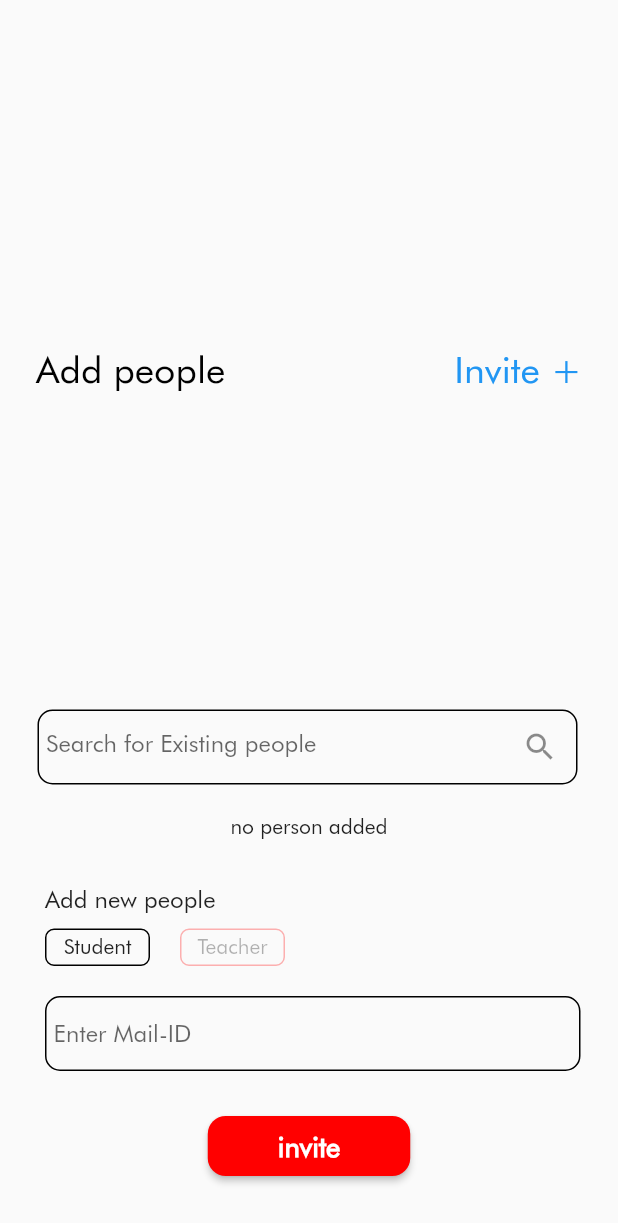
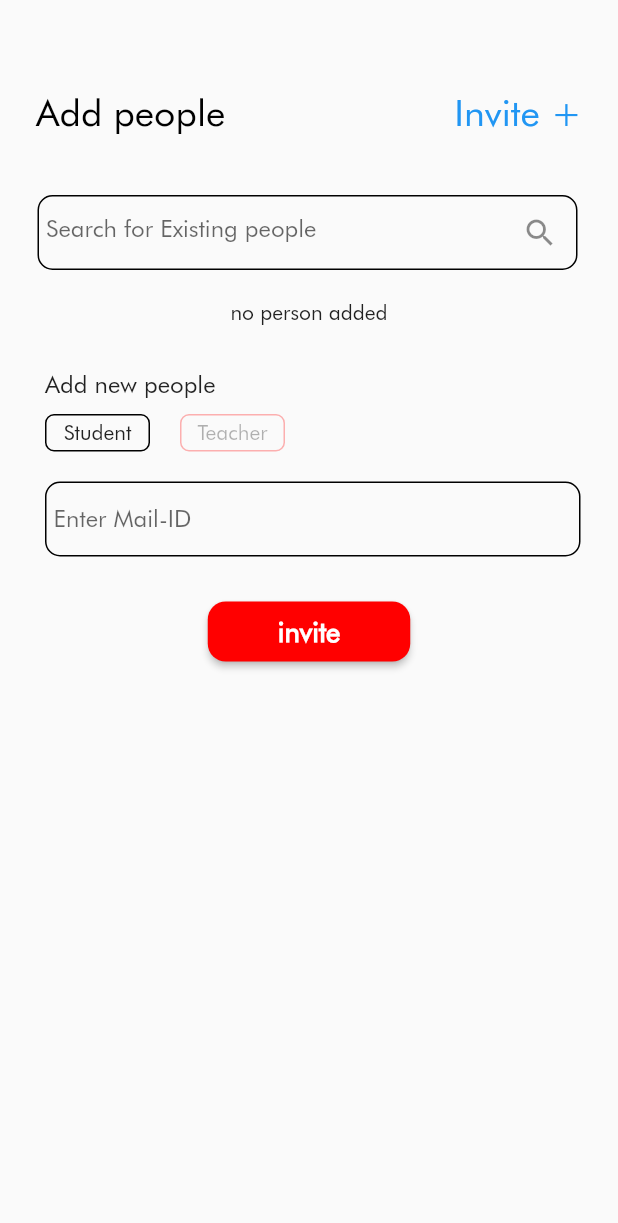
Before and after one commit to pavan2205/task_one, a Flutter app: the SecondScreen screen opened directly, after a tap on "Invite +", on a phone screen of 412 x 824 dp. Shown: the top 1223 px of the screen. Run offline on Flutter 3.47's test engine with Material 2 defaults, Android fonts, the light colour scheme and no system bars; network calls fail.

Commit message:
modified 22:38

```diff
--- a/lib/secondscreen.dart
+++ b/lib/secondscreen.dart
@@ -120,8 +120,7 @@ class _SecondScreenState extends State<SecondScreen> {
           const SizedBox(
             height: 60,
           ),
-          Expanded(
-            child: Row(
+          Row(
             mainAxisAlignment: MainAxisAlignment.spaceBetween,
             children: <Widget>[
               Padding(
@@ -161,7 +160,6 @@ class _SecondScreenState extends State<SecondScreen> {
                 ),
               ),
             ],
-            ),
           ),
           const SizedBox(
             height: 40.0,
```
Lines whose indentation alone changed are shown as unchanged.
